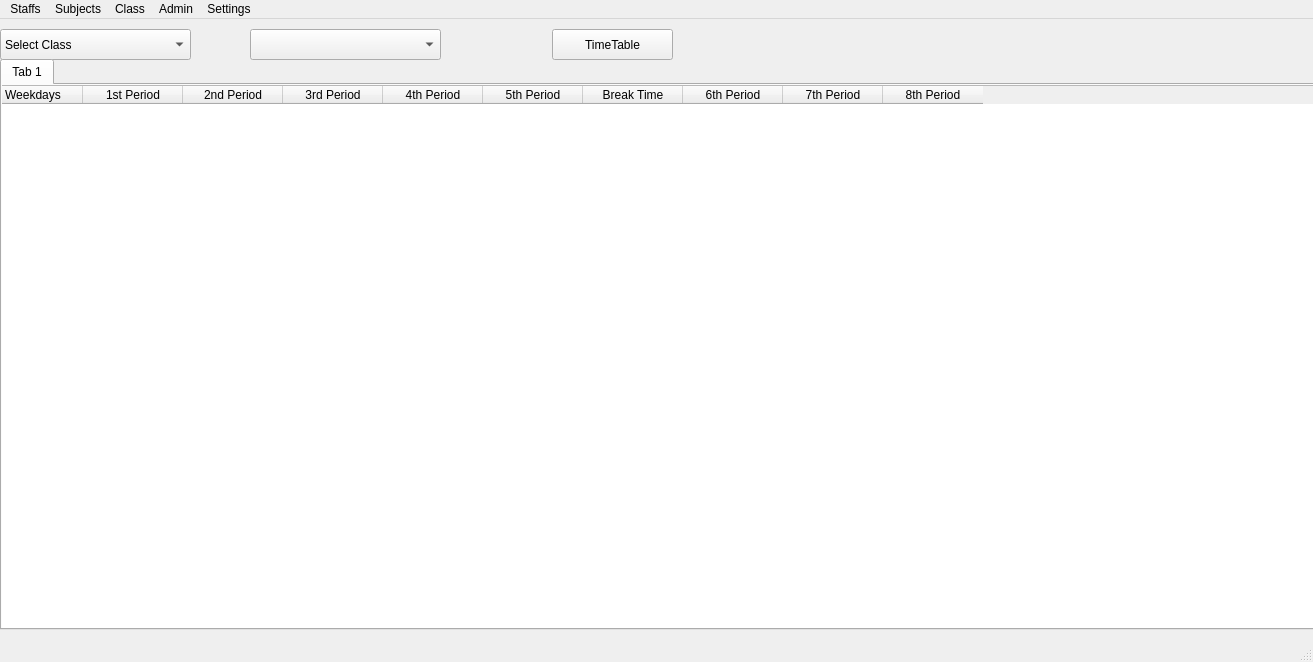
The window that timetable.ui (AfolabiSunday/timetable_generator) describes before a commit, drawn with Qt 5.
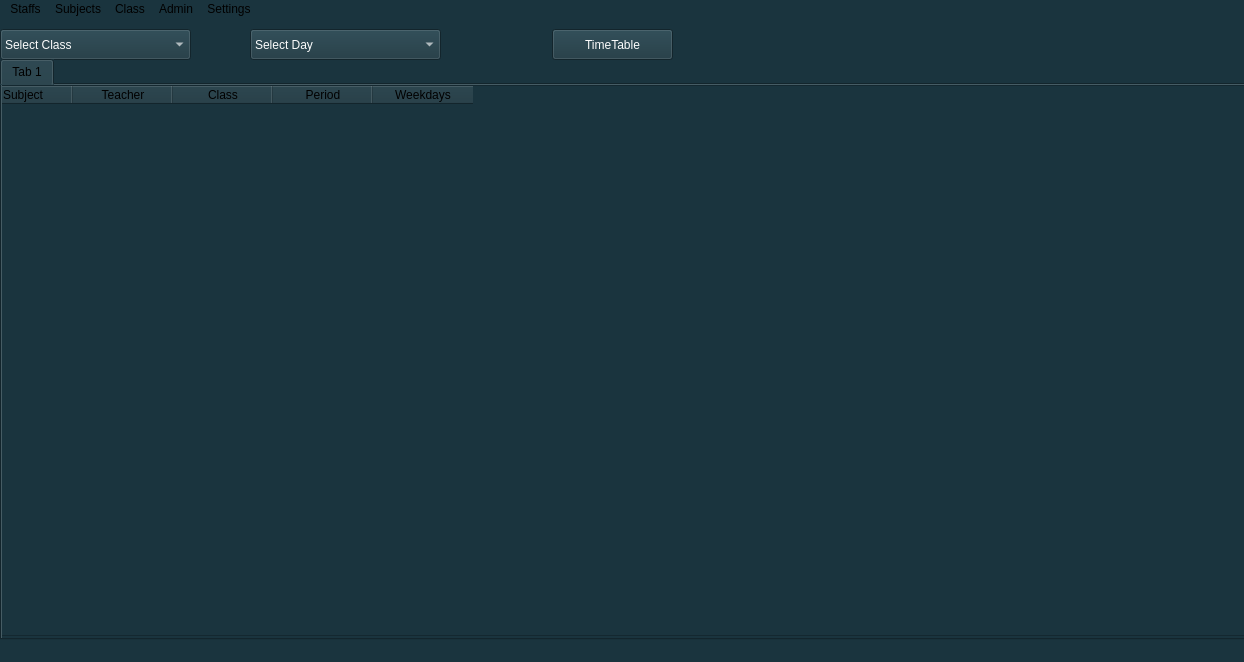
The same window after the commit.

```diff
--- a/timetable.ui
+++ b/timetable.ui
@@ -6,13 +6,18 @@
    <rect>
     <x>0</x>
     <y>0</y>
-    <width>1313</width>
+    <width>1244</width>
     <height>662</height>
    </rect>
   </property>
   <property name="windowTitle">
    <string>MainWindow</string>
   </property>
+  <property name="styleSheet">
+   <string notr="true">font: 10pt &quot;MS Shell Dlg 2&quot;;
+background-color: rgb(26, 52, 62);
+</string>
+  </property>
   <widget class="QWidget" name="centralwidget">
    <widget class="QPushButton" name="pushButton">
     <property name="geometry">
@@ -23,6 +28,9 @@
       <height>31</height>
      </rect>
     </property>
+    <property name="styleSheet">
+     <string notr="true">color: rgb(252, 252, 252);</string>
+    </property>
     <property name="text">
      <string>TimeTable</string>
     </property>
@@ -36,6 +44,9 @@
       <height>31</height>
      </rect>
     </property>
+    <property name="styleSheet">
+     <string notr="true">color: rgb(252, 252, 252);</string>
+    </property>
     <item>
      <property name="text">
       <string>Select Class</string>
@@ -81,6 +92,39 @@
       <height>31</height>
      </rect>
     </property>
+    <property name="styleSheet">
+     <string notr="true">color: rgb(252, 252, 252);</string>
+    </property>
+    <item>
+     <property name="text">
+      <string>Select Day</string>
+     </property>
+    </item>
+    <item>
+     <property name="text">
+      <string>Monday</string>
+     </property>
+    </item>
+    <item>
+     <property name="text">
+      <string>Tuesday</string>
+     </property>
+    </item>
+    <item>
+     <property name="text">
+      <string>Wednesday</string>
+     </property>
+    </item>
+    <item>
+     <property name="text">
+      <string>Thursday</string>
+     </property>
+    </item>
+    <item>
+     <property name="text">
+      <string>Friday</string>
+     </property>
+    </item>
    </widget>
    <widget class="QTabWidget" name="tabWidget">
     <property name="geometry">
@@ -88,7 +132,7 @@
       <x>0</x>
       <y>40</y>
       <width>1321</width>
-      <height>571</height>
+      <height>581</height>
      </rect>
     </property>
     <property name="currentIndex">
@@ -101,73 +145,89 @@
      <widget class="QTableWidget" name="tableWidget">
       <property name="geometry">
        <rect>
-        <x>-20</x>
+        <x>-30</x>
         <y>0</y>
         <width>1341</width>
         <height>551</height>
        </rect>
       </property>
+      <property name="styleSheet">
+       <string notr="true"/>
+      </property>
+      <column>
+       <property name="text">
+        <string>Subject</string>
+       </property>
+       <property name="textAlignment">
+        <set>AlignCenter</set>
+       </property>
+      </column>
+      <column>
+       <property name="text">
+        <string>Teacher</string>
+       </property>
+       <property name="textAlignment">
+        <set>AlignCenter</set>
+       </property>
+      </column>
+      <column>
+       <property name="text">
+        <string>Class</string>
+       </property>
+       <property name="textAlignment">
+        <set>AlignCenter</set>
+       </property>
+      </column>
+      <column>
+       <property name="text">
+        <string>Period</string>
+       </property>
+       <property name="textAlignment">
+        <set>AlignCenter</set>
+       </property>
+      </column>
       <column>
        <property name="text">
         <string>Weekdays</string>
        </property>
-      </column>
-      <column>
-       <property name="text">
-        <string>1st Period</string>
+       <property name="textAlignment">
+        <set>AlignCenter</set>
        </property>
-      </column>
-      <column>
-       <property name="text">
-        <string>2nd Period</string>
-       </property>
-      </column>
-      <column>
-       <property name="text">
-        <string>3rd Period</string>
-       </property>
-      </column>
-      <column>
-       <property name="text">
-        <string>4th Period</string>
-       </property>
-      </column>
-      <column>
-       <property name="text">
-        <string>5th Period</string>
-       </property>
-      </column>
-      <column>
-       <property name="text">
-        <string>Break Time</string>
-       </property>
-      </column>
-      <column>
-       <property name="text">
-        <string>6th Period</string>
-       </property>
-      </column>
-      <column>
-       <property name="text">
-        <string>7th Period</string>
-       </property>
-      </column>
-      <column>
-       <property name="text">
-        <string>8th Period</string>
+       <property name="background">
+        <color>
+         <red>252</red>
+         <green>252</green>
+         <blue>252</blue>
+        </color>
        </property>
       </column>
      </widget>
     </widget>
    </widget>
+   <widget class="QLabel" name="label">
+    <property name="geometry">
+     <rect>
+      <x>724</x>
+      <y>10</y>
+      <width>261</width>
+      <height>31</height>
+     </rect>
+    </property>
+    <property name="styleSheet">
+     <string notr="true">font: 75 12pt &quot;Verdana&quot;;</string>
+    </property>
+    <property name="text">
+     <string/>
+    </property>
+   </widget>
   </widget>
   <widget class="QMenuBar" name="menubar">
    <property name="geometry">
     <rect>
      <x>0</x>
      <y>0</y>
-     <width>1313</width>
-     <height>26</height>
+     <width>1244</width>
+     <height>27</height>
     </rect>
    </property>
    <widget class="QMenu" name="menuStaffs">
```
Left out of the diff: 6 changed lines with no effect on the pictures.
